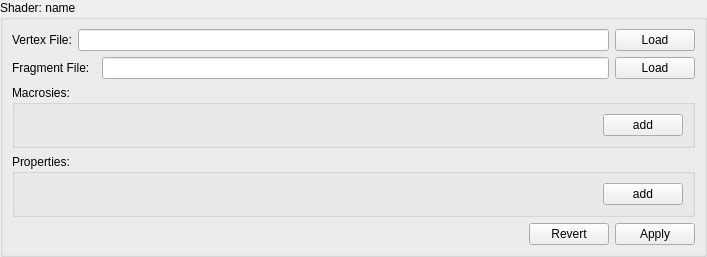
This is Editor/Sources/PropertyViews/ShaderView.ui in maxon887/Cross as Qt 5 draws it before an edit. The edited form follows.
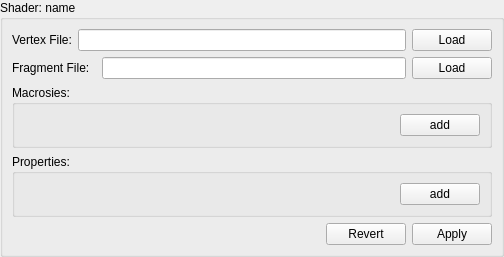
This is the edited form. Custom widgets are drawn as their Qt base class.

Patch:
```diff
--- a/Editor/Sources/PropertyViews/ShaderView.ui
+++ b/Editor/Sources/PropertyViews/ShaderView.ui
@@ -6,7 +6,7 @@
    <rect>
     <x>0</x>
     <y>0</y>
-    <width>707</width>
+    <width>504</width>
     <height>248</height>
    </rect>
   </property>
```
